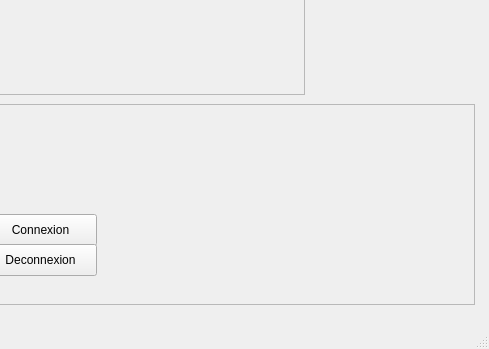
armen953/WifiBot, file mainwindow.ui: the form before one commit; both pictures show x 346 to 835 and y 413 to 762 of the 835 by 762 pixel window.
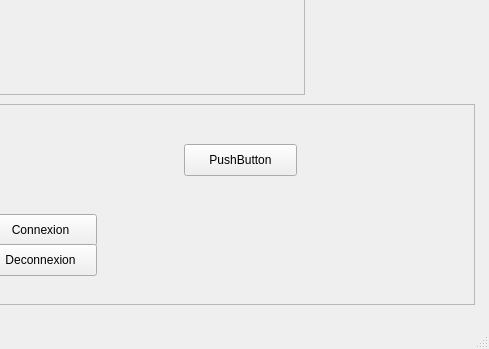
The form after the commit.

Patch:
```diff
--- a/mainwindow.ui
+++ b/mainwindow.ui
@@ -107,6 +107,19 @@
       <string>Deconnexion</string>
      </property>
     </widget>
+    <widget class="QPushButton" name="pushButton_5">
+     <property name="geometry">
+      <rect>
+       <x>520</x>
+       <y>40</y>
+       <width>113</width>
+       <height>32</height>
+      </rect>
+     </property>
+     <property name="text">
+      <string>PushButton</string>
+     </property>
+    </widget>
    </widget>
    <widget class="QFrame" name="frame_2">
     <property name="geometry">
```
